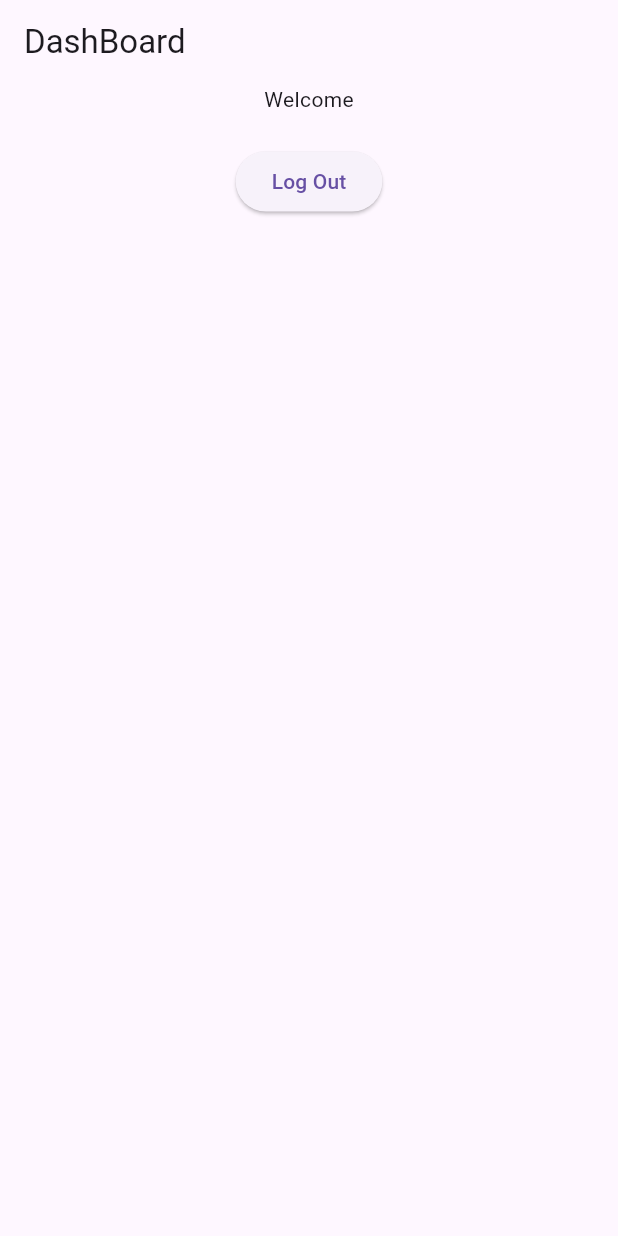
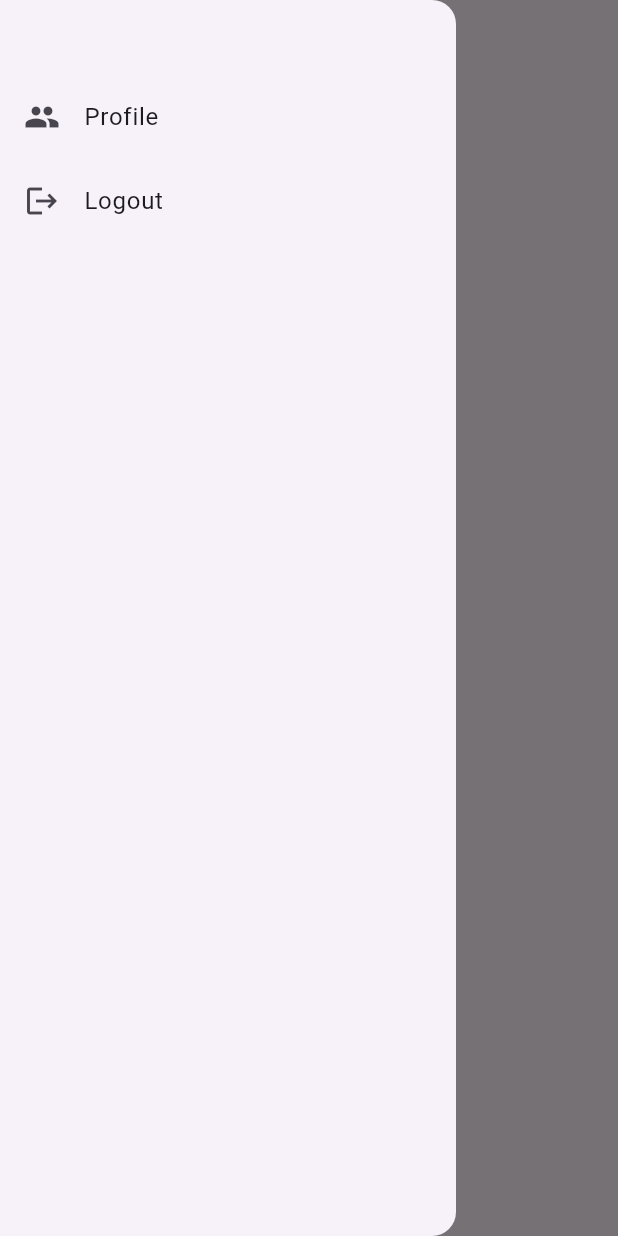
Before and after one commit to TheHuwn/flutter-chat, a Flutter app: the DashboardScreen screen opened directly, with the side drawer open (before the commit the screen has no drawer), on a phone screen of 412 x 824 dp. Run offline on Flutter 3.47's test engine with Material 3 defaults, Android fonts, the phone set to English and light mode, and no system bars; our stand-ins replace cloud_firestore, firebase_auth, firebase_core; accounts and stored records are empty.

Commit message:
video 9 done

```diff
--- a/lib/screens/dashboard_screen.dart
+++ b/lib/screens/dashboard_screen.dart
@@ -1,5 +1,6 @@
 import 'package:flutter/material.dart';
 import 'package:firebase_auth/firebase_auth.dart';
+import 'package:globalchat/screens/profile_screen.dart';
 import 'package:globalchat/screens/spash_screen.dart';
 
 class DashboardScreen extends StatefulWidget {
@@ -16,7 +17,40 @@ class _DashboardScreenState extends State<DashboardScreen> {
   Widget build(BuildContext context) {
     return Scaffold(
       appBar: AppBar(
-        title: Text("DashBoard"),
+        title: Text("Global Chat"),
+      ),
+      drawer: Drawer(
+        child: Container(
+          child: Column(
+            children: [
+              SizedBox(
+                height: 50,
+              ),
+              ListTile(
+                onTap: () async {
+                  Navigator.push(context, MaterialPageRoute(builder: (context) {
+                    return ProfileScreen();
+                  }));
+                },
+                leading: Icon(Icons.people),
+                title: Text("Profile"),
+              ),
+              ListTile(
+                onTap: () async {
+                  await FirebaseAuth.instance.signOut();
+                  Navigator.pushAndRemoveUntil(context,
+                      MaterialPageRoute(builder: (context) {
+                    return SplashScreen();
+                  }), (route) {
+                    return false;
+                  });
+                },
+                leading: Icon(Icons.logout),
+                title: Text("Logout"),
+              )
+            ],
+          ),
+        ),
       ),
       body: Column(
         children: [
```
Also changed, not shown: lib/screens/profile_screen.dart (added, +45 -0 lines), lib/firebase_options.dart.
